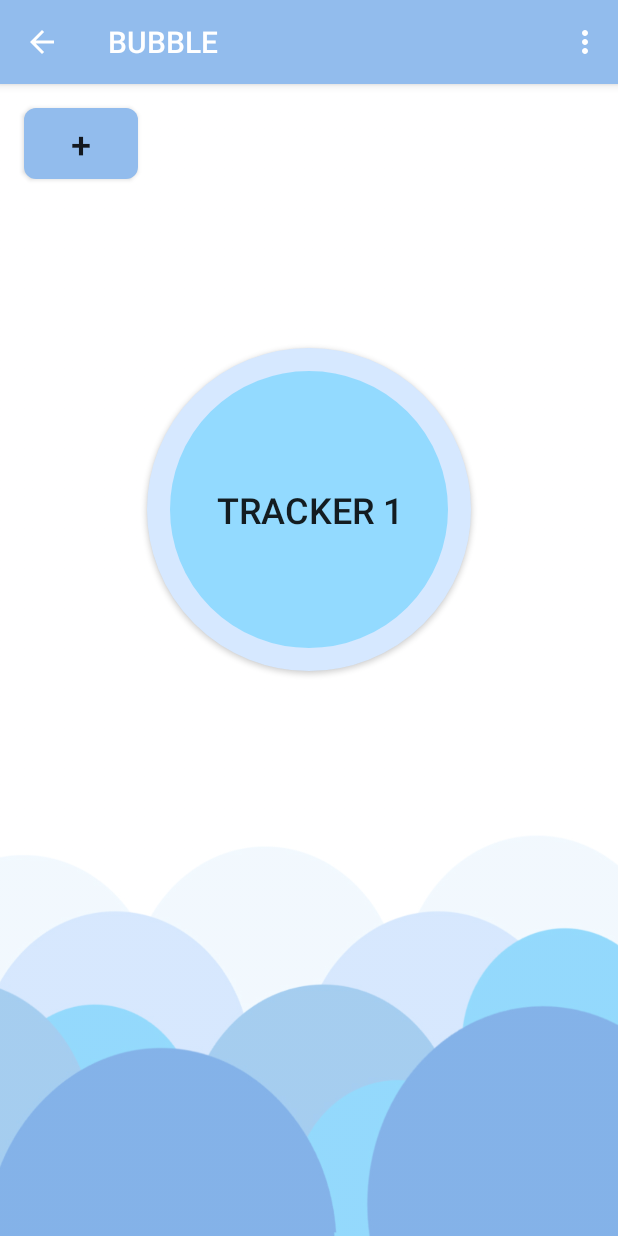
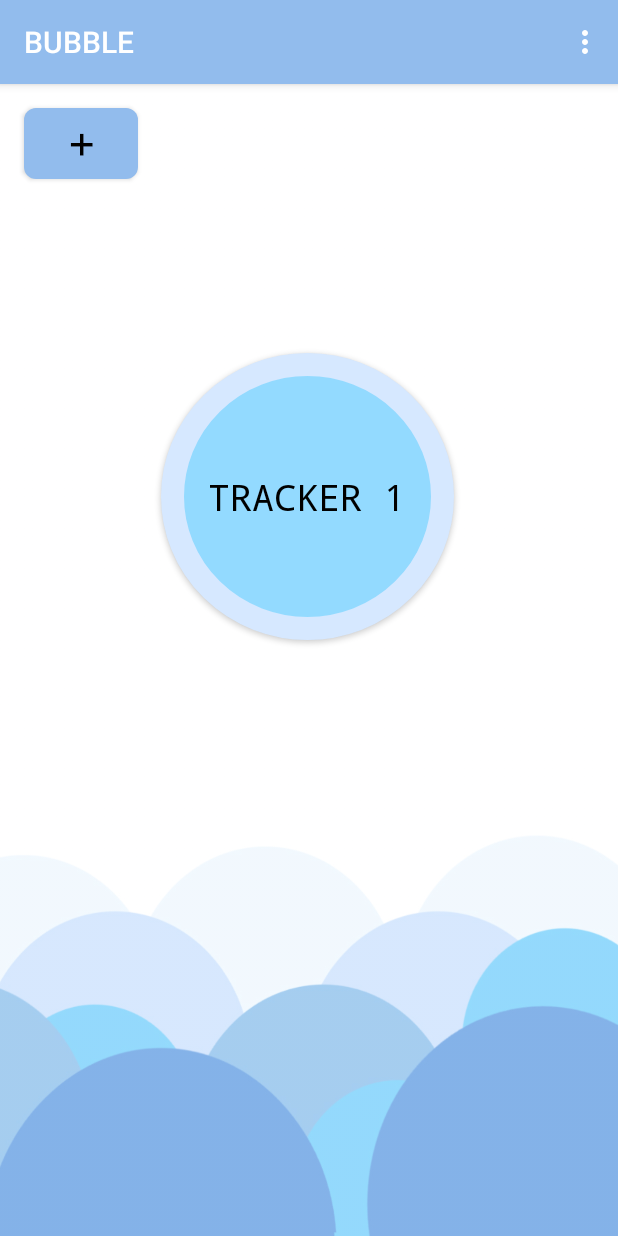
Before and after one commit to dianaleeg/BUBBLE, an Android app: the screen it shows after launch (MainActivity), on a phone screen of 412 x 824 dp. Run offline under Robolectric (Android 15) with nearby library versions, the phone set to English and light mode, and no system bars.

Commit message:
The Back Button Is Gone
No more back button on main activity

```diff
--- a/app/src/main/java/com/example/administrator/bubbleproject/MainActivity.java
+++ b/app/src/main/java/com/example/administrator/bubbleproject/MainActivity.java
@@ -1,8 +1,10 @@
 package com.example.administrator.bubbleproject;
 
+import android.app.ActionBar;
 import android.content.Intent;
 import android.support.v7.app.AppCompatActivity;
 import android.os.Bundle;
+import android.support.v7.widget.Toolbar;
 import android.view.Menu;
 import android.view.MenuItem;
 import android.view.View;
@@ -14,6 +16,8 @@ public class MainActivity extends AppCompatActivity {
     protected void onCreate(Bundle savedInstanceState) {
         super.onCreate(savedInstanceState);
         setContentView(R.layout.activity_main);
+        getSupportActionBar().setDisplayHomeAsUpEnabled(false);
+
     }
 
     public void showTracker1 (View view) {
--- a/app/src/main/res/layout/activity_main.xml
+++ b/app/src/main/res/layout/activity_main.xml
@@ -27,17 +27,19 @@
         android:layout_marginStart="16dp"
         android:layout_marginTop="16dp"
         android:background="@drawable/darkercolor_button"
+        android:fontFamily="monospace"
         android:text="@string/addTracker"
-        android:textSize="24sp"
+        android:textSize="32sp"
         app:layout_constraintLeft_toLeftOf="parent"
         app:layout_constraintTop_toTopOf="parent" />
 
     <Button
         android:id="@+id/button3"
-        android:layout_width="216dp"
-        android:layout_height="215dp"
+        android:layout_width="195dp"
+        android:layout_height="191dp"
         android:layout_marginTop="8dp"
         android:background="@drawable/circle_button"
+        android:fontFamily="monospace"
         android:onClick="showTracker1"
         android:text="@string/tracker_1"
         android:textSize="24sp"
@@ -45,6 +47,7 @@
         app:layout_constraintLeft_toLeftOf="parent"
         app:layout_constraintRight_toRightOf="parent"
         app:layout_constraintTop_toTopOf="parent"
-        app:layout_constraintVertical_bias="0.309" />
+        app:layout_constraintVertical_bias="0.301"
+        app:layout_constraintHorizontal_bias="0.495" />
 
 </android.support.constraint.ConstraintLayout>
--- a/app/src/main/res/values/colors.xml
+++ b/app/src/main/res/values/colors.xml
@@ -3,6 +3,6 @@
     <color name="colorPrimary">#92bced</color>
     <color name="colorPrimaryDark">#b2e4ff</color>
     <color name="colorAccent">#61bae8</color>
-    <!--<color name="textColorPrimary">#000000</color>-->
+    <color name="textColorPrimary">#000000</color>
     <color name="turquoise">#93daff</color>
 </resources>
--- a/app/src/main/res/values/styles.xml
+++ b/app/src/main/res/values/styles.xml
@@ -6,7 +6,7 @@
         <item name="colorPrimary">@color/colorPrimary</item>
         <item name="colorPrimaryDark">@color/colorPrimaryDark</item>
         <item name="colorAccent">@color/colorAccent</item>
-        <!--<item name="android:textColorPrimary">@color/textColorPrimary</item>-->
+        <item name="android:textColorPrimary">@color/textColorPrimary</item>
     </style>
 
 
```
Also changed, not shown: app/src/main/res/layout/activity_settings.xml (+11 -0 lines), 10 other files.
